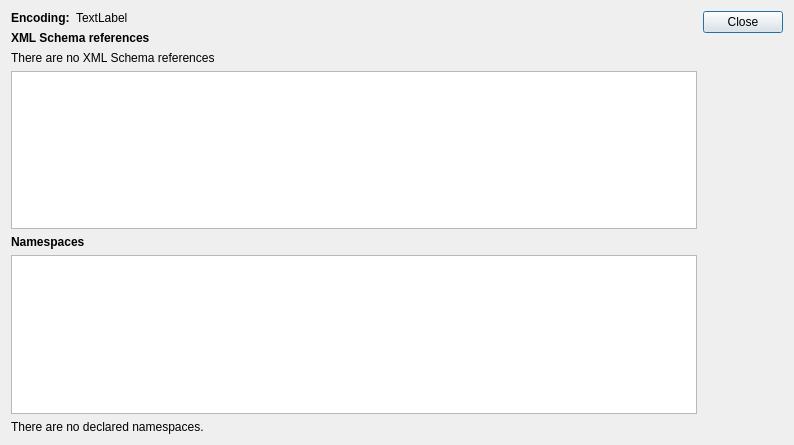
Before: the Qt Designer form src/infodialog.ui in lbellonda/qxmledit, drawn with Qt 5.
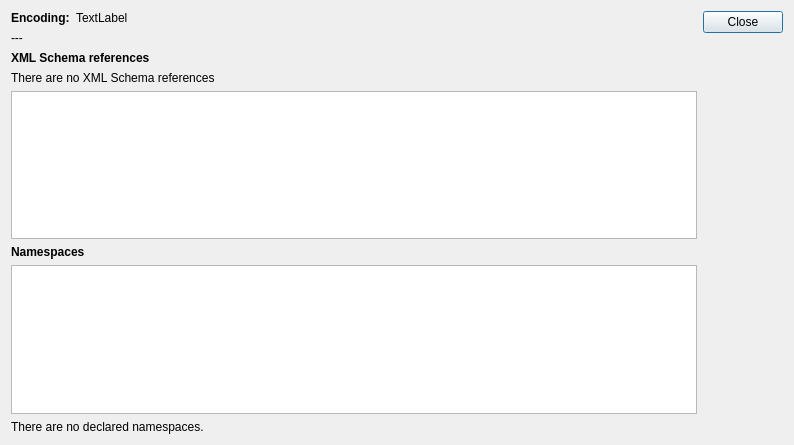
After: the same form once the commit is applied. Icons and pictures are not drawn.

Commit message: Added options to show or hide buttons and status bar. Added info about the file.

The edit to the form file:
```diff
--- a/src/infodialog.ui
+++ b/src/infodialog.ui
@@ -56,6 +56,16 @@
        </item>
       </layout>
      </item>
+     <item>
+      <widget class="QLabel" name="fileInfo">
+       <property name="text">
+        <string>---</string>
+       </property>
+       <property name="textInteractionFlags">
+        <set>Qt::LinksAccessibleByMouse|Qt::TextSelectableByMouse</set>
+       </property>
+      </widget>
+     </item>
      <item>
       <widget class="QLabel" name="label_3">
        <property name="font">
```
Left out of the diff: 1 changed line with no effect on the pictures. The commit also changes 9 other files.
